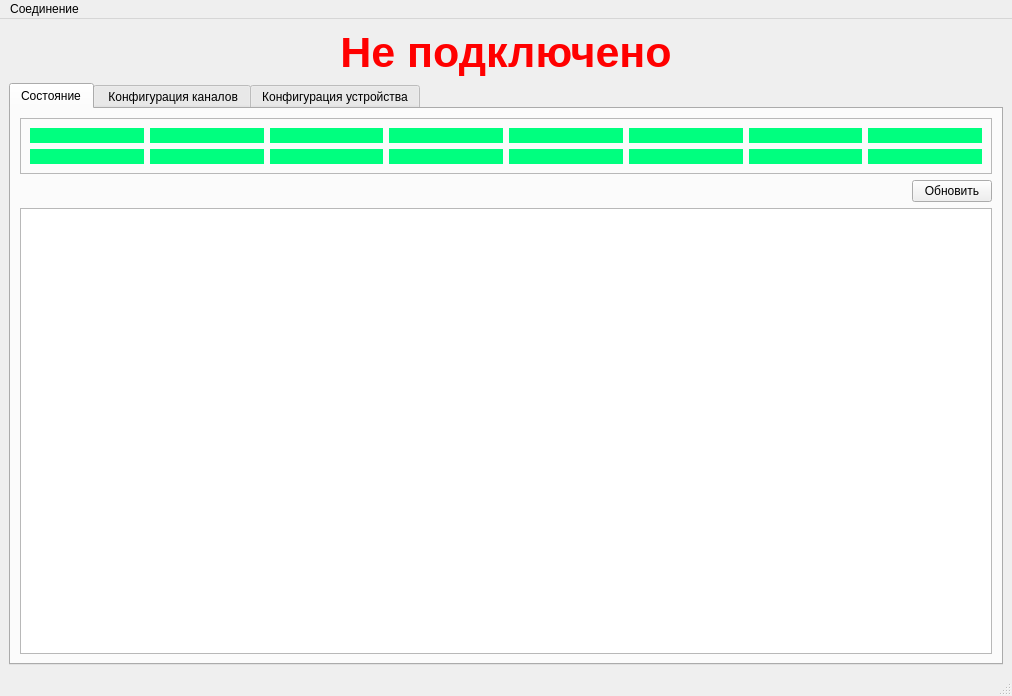
Before: the Qt Designer form mainwindow.ui in Balyaev-D-A/UNOConfigurator, drawn with Qt 5.
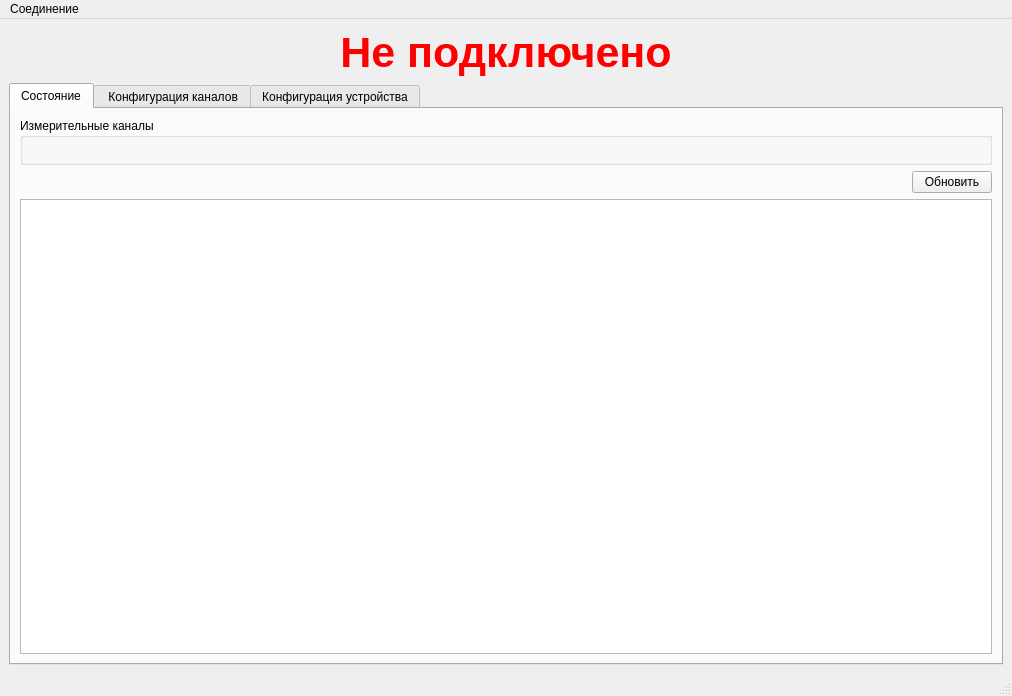
After: the same form once the commit is applied. The open tabs and pages were chosen to show the change. Custom widgets are drawn as their Qt base class.

What changed in the file:
```diff
--- a/mainwindow.ui
+++ b/mainwindow.ui
@@ -46,329 +46,118 @@
        </attribute>
        <layout class="QVBoxLayout" name="verticalLayout_3">
         <item>
-         <widget class="QFrame" name="frame">
-          <property name="maximumSize">
-           <size>
-            <width>16777215</width>
-            <height>135</height>
-           </size>
-          </property>
-          <property name="frameShape">
-           <enum>QFrame::StyledPanel</enum>
-          </property>
-          <property name="frameShadow">
-           <enum>QFrame::Raised</enum>
+         <widget class="QGroupBox" name="groupBox">
+          <property name="title">
+           <string>Измерительные каналы</string>
           </property>
           <layout class="QVBoxLayout" name="verticalLayout_2">
            <item>
             <layout class="QHBoxLayout" name="horizontalLayout_2">
              <item>
-              <widget class="QLabel" name="chan1Label">
-               <property name="font">
-                <font>
-                 <pointsize>10</pointsize>
-                 <weight>50</weight>
-                 <bold>false</bold>
-                </font>
-               </property>
-               <property name="styleSheet">
-                <string notr="true">color: rgb(0, 0, 0);
-background-color: rgb(0, 255, 127);</string>
-               </property>
-               <property name="text">
-                <string/>
-               </property>
-               <property name="alignment">
-                <set>Qt::AlignCenter</set>
-               </property>
-              </widget>
+              <widget class="ChannelInfoWidget" name="infoWidget1" native="true"/>
              </item>
              <item>
-              <widget class="QLabel" name="chan2Label">
-               <property name="font">
-                <font>
-                 <pointsize>10</pointsize>
-                </font>
-               </property>
-               <property name="styleSheet">
-                <string notr="true">color: rgb(0, 0, 0);
-background-color: rgb(0, 255, 127);</string>
-               </property>
-               <property name="text">
-                <string/>
-               </property>
-               <property name="alignment">
-                <set>Qt::AlignCenter</set>
-               </property>
-              </widget>
+              <widget class="ChannelInfoWidget" name="infoWidget2" native="true"/>
              </item>
              <item>
-              <widget class="QLabel" name="chan3Label">
-               <property name="font">
-                <font>
-                 <pointsize>10</pointsize>
-                </font>
-               </property>
-               <property name="styleSheet">
-                <string notr="true">color: rgb(0, 0, 0);
-background-color: rgb(0, 255, 127);</string>
-               </property>
-               <property name="text">
-                <string/>
-               </property>
-               <property name="alignment">
-                <set>Qt::AlignCenter</set>
-               </property>
-              </widget>
+              <widget class="ChannelInfoWidget" name="infoWidget3" native="true"/>
              </item>
              <item>
-              <widget class="QLabel" name="chan4Label">
-               <property name="font">
-                <font>
-                 <pointsize>10</pointsize>
-                </font>
-               </property>
-               <property name="styleSheet">
-                <string notr="true">color: rgb(0, 0, 0);
-background-color: rgb(0, 255, 127);</string>
-               </property>
-               <property name="text">
-                <string/>
-               </property>
-               <property name="alignment">
-                <set>Qt::AlignCenter</set>
-               </property>
-              </widget>
+              <widget class="ChannelInfoWidget" name="infoWidget4" native="true"/>
              </item>
              <item>
-              <widget class="QLabel" name="chan5Label">
-               <property name="font">
-                <font>
-                 <pointsize>10</pointsize>
-                </font>
-               </property>
-               <property name="styleSheet">
-                <string notr="true">color: rgb(0, 0, 0);
-background-color: rgb(0, 255, 127);</string>
-               </property>
-               <property name="text">
-                <string/>
-               </property>
-               <property name="alignment">
-                <set>Qt::AlignCenter</set>
-               </property>
-              </widget>
+              <widget class="ChannelInfoWidget" name="infoWidget5" native="true"/>
              </item>
              <item>
-              <widget class="QLabel" name="chan6Label">
-               <property name="font">
-                <font>
-                 <pointsize>10</pointsize>
-                </font>
-               </property>
-               <property name="styleSheet">
-                <string notr="true">color: rgb(0, 0, 0);
-background-color: rgb(0, 255, 127);</string>
-               </property>
-               <property name="text">
-                <string/>
-               </property>
-               <property name="alignment">
-                <set>Qt::AlignCenter</set>
-               </property>
-              </widget>
+              <widget class="ChannelInfoWidget" name="infoWidget6" native="true"/>
              </item>
              <item>
-              <widget class="QLabel" name="chan7Label">
-               <property name="font">
-                <font>
-                 <pointsize>10</pointsize>
-                </font>
-               </property>
-               <property name="styleSheet">
-                <string notr="true">color: rgb(0, 0, 0);
-background-color: rgb(0, 255, 127);</string>
-               </property>
-               <property name="text">
-                <string/>
-               </property>
-               <property name="alignment">
-                <set>Qt::AlignCenter</set>
-               </property>
-              </widget>
+              <widget class="ChannelInfoWidget" name="infoWidget7" native="true"/>
              </item>
              <item>
-              <widget class="QLabel" name="chan8Label">
-               <property name="font">
-                <font>
-                 <pointsize>10</pointsize>
-                </font>
-               </property>
-               <property name="styleSheet">
-                <string notr="true">color: rgb(0, 0, 0);
-background-color: rgb(0, 255, 127);</string>
-               </property>
-               <property name="text">
-                <string/>
-               </property>
-               <property name="alignment">
-                <set>Qt::AlignCenter</set>
-               </property>
-              </widget>
+              <widget class="ChannelInfoWidget" name="infoWidget8" native="true"/>
              </item>
             </layout>
            </item>
            <item>
             <layout class="QHBoxLayout" name="horizontalLayout_3">
              <item>
-              <widget class="QLabel" name="chan9Label">
-               <property name="font">
-                <font>
-                 <pointsize>10</pointsize>
-                </font>
+              <widget class="ChannelInfoWidget" name="infoWidget9" native="true">
+               <property name="autoFillBackground">
+                <bool>false</bool>
                </property>
                <property name="styleSheet">
-                <string notr="true">color: rgb(0, 0, 0);
-background-color: rgb(0, 255, 127);</string>
+                <string notr="true"/>
                </property>
-               <property name="text">
-                <string/>
-               </property>
-               <property name="alignment">
-                <set>Qt::AlignCenter</set>
-               </property>
               </widget>
              </item>
              <item>
-              <widget class="QLabel" name="chan10Label">
-               <property name="font">
-                <font>
-                 <pointsize>10</pointsize>
-                </font>
+              <widget class="ChannelInfoWidget" name="infoWidget10" native="true">
+               <property name="autoFillBackground">
+                <bool>false</bool>
                </property>
                <property name="styleSheet">
-                <string notr="true">color: rgb(0, 0, 0);
-background-color: rgb(0, 255, 127);</string>
+                <string notr="true"/>
                </property>
-               <property name="text">
-                <string/>
-               </property>
-               <property name="alignment">
-                <set>Qt::AlignCenter</set>
-               </property>
               </widget>
              </item>
              <item>
-              <widget class="QLabel" name="chan11Label">
-               <property name="font">
-                <font>
-                 <pointsize>10</pointsize>
-                </font>
+              <widget class="ChannelInfoWidget" name="infoWidget11" native="true">
+               <property name="autoFillBackground">
+                <bool>false</bool>
                </property>
                <property name="styleSheet">
-                <string notr="true">color: rgb(0, 0, 0);
-background-color: rgb(0, 255, 127);</string>
+                <string notr="true"/>
                </property>
-               <property name="text">
-                <string/>
-               </property>
-               <property name="alignment">
-                <set>Qt::AlignCenter</set>
-               </property>
               </widget>
              </item>
              <item>
-              <widget class="QLabel" name="chan12Label">
-               <property name="font">
-                <font>
-                 <pointsize>10</pointsize>
-                </font>
+              <widget class="ChannelInfoWidget" name="infoWidget12" native="true">
+               <property name="autoFillBackground">
+                <bool>false</bool>
                </property>
                <property name="styleSheet">
-                <string notr="true">color: rgb(0, 0, 0);
-background-color: rgb(0, 255, 127);</string>
+                <string notr="true"/>
                </property>
-               <property name="text">
-                <string/>
-               </property>
-               <property name="alignment">
-                <set>Qt::AlignCenter</set>
-               </property>
               </widget>
              </item>
              <item>
-              <widget class="QLabel" name="chan13Label">
-               <property name="font">
-                <font>
-                 <pointsize>10</pointsize>
-                </font>
+              <widget class="ChannelInfoWidget" name="infoWidget13" native="true">
+               <property name="autoFillBackground">
+                <bool>false</bool>
                </property>
                <property name="styleSheet">
-                <string notr="true">color: rgb(0, 0, 0);
-background-color: rgb(0, 255, 127);</string>
+                <string notr="true"/>
                </property>
-               <property name="text">
-                <string/>
-               </property>
-               <property name="alignment">
-                <set>Qt::AlignCenter</set>
-               </property>
               </widget>
              </item>
              <item>
-              <widget class="QLabel" name="chan14Label">
-               <property name="font">
-                <font>
-                 <pointsize>10</pointsize>
-                </font>
+              <widget class="ChannelInfoWidget" name="infoWidget14" native="true">
+               <property name="autoFillBackground">
+                <bool>false</bool>
                </property>
                <property name="styleSheet">
-                <string notr="true">color: rgb(0, 0, 0);
-background-color: rgb(0, 255, 127);</string>
+                <string notr="true"/>
                </property>
-               <property name="text">
-                <string/>
-               </property>
-               <property name="alignment">
-                <set>Qt::AlignCenter</set>
-               </property>
               </widget>
              </item>
              <item>
-              <widget class="QLabel" name="chan15Label">
-               <property name="font">
-                <font>
-                 <pointsize>10</pointsize>
-                </font>
+              <widget class="ChannelInfoWidget" name="infoWidget15" native="true">
+               <property name="autoFillBackground">
+                <bool>false</bool>
                </property>
                <property name="styleSheet">
-                <string notr="true">color: rgb(0, 0, 0);
-background-color: rgb(0, 255, 127);</string>
+                <string notr="true"/>
                </property>
-               <property name="text">
-                <string/>
-               </property>
-               <property name="alignment">
-                <set>Qt::AlignCenter</set>
-               </property>
               </widget>
              </item>
              <item>
-              <widget class="QLabel" name="chan16Label">
-               <property name="font">
-                <font>
-                 <pointsize>10</pointsize>
-                </font>
+              <widget class="ChannelInfoWidget" name="infoWidget16" native="true">
+               <property name="autoFillBackground">
+                <bool>false</bool>
                </property>
                <property name="styleSheet">
-                <string notr="true">color: rgb(0, 0, 0);
-background-color: rgb(0, 255, 127);</string>
-               </property>
-               <property name="text">
-                <string/>
-               </property>
-               <property name="alignment">
-                <set>Qt::AlignCenter</set>
+                <string notr="true"/>
                </property>
               </widget>
              </item>
@@ -698,6 +487,12 @@
    <header>channelconfigwidget.h</header>
    <container>1</container>
   </customwidget>
+  <customwidget>
+   <class>ChannelInfoWidget</class>
+   <extends>QWidget</extends>
+   <header>channelinfowidget.h</header>
+   <container>1</container>
+  </customwidget>
  </customwidgets>
  <resources/>
  <connections/>
```
Left out of the diff: 4 changed lines with no effect on the pictures.
